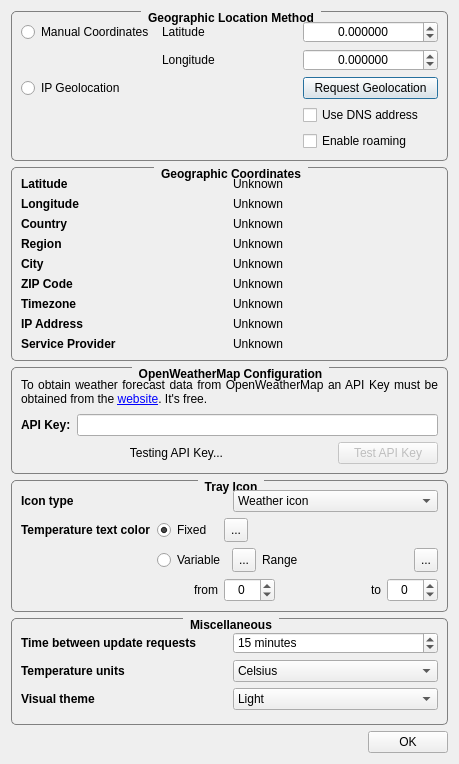
This is ConfigurationDialog.ui in FelixdelasPozas/TrayWeather as Qt 5 draws it before an edit. The edited form follows.
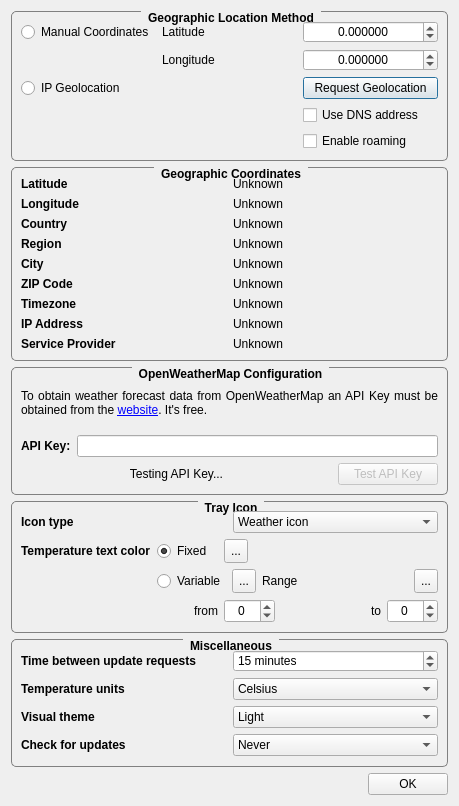
This is the edited form. Icons and pictures are not drawn.

Commit message: Check for updates using Github REST API. Bigger weather dialog.

Patch:
```diff
--- a/ConfigurationDialog.ui
+++ b/ConfigurationDialog.ui
@@ -7,7 +7,7 @@
     <x>0</x>
     <y>0</y>
     <width>450</width>
-    <height>764</height>
+    <height>806</height>
    </rect>
   </property>
   <property name="windowTitle">
@@ -928,6 +928,43 @@
           </item>
          </widget>
         </item>
+        <item row="3" column="0">
+         <widget class="QLabel" name="label_17">
+          <property name="font">
+           <font>
+            <weight>75</weight>
+            <bold>true</bold>
+           </font>
+          </property>
+          <property name="text">
+           <string>Check for updates</string>
+          </property>
+         </widget>
+        </item>
+        <item row="3" column="1">
+         <widget class="QComboBox" name="m_updatesCombo">
+          <item>
+           <property name="text">
+            <string>Never</string>
+           </property>
+          </item>
+          <item>
+           <property name="text">
+            <string>Once a day</string>
+           </property>
+          </item>
+          <item>
+           <property name="text">
+            <string>Once a week</string>
+           </property>
+          </item>
+          <item>
+           <property name="text">
+            <string>Once a month</string>
+           </property>
+          </item>
+         </widget>
+        </item>
        </layout>
       </item>
      </layout>
```
The commit also changes 11 other files.
